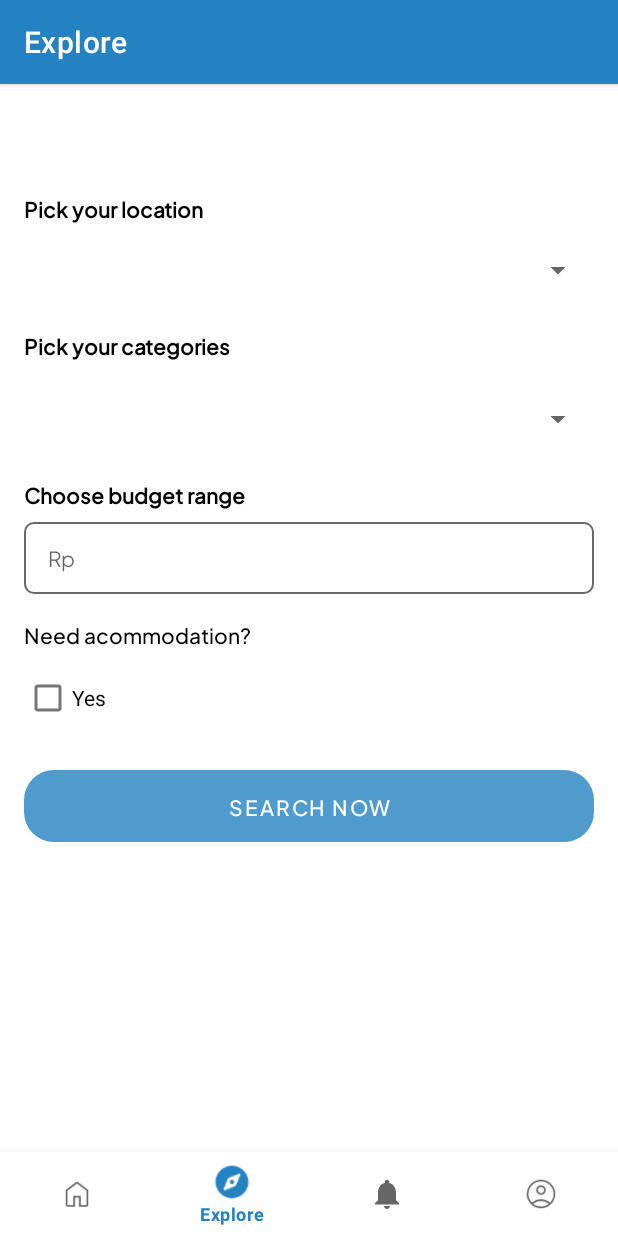
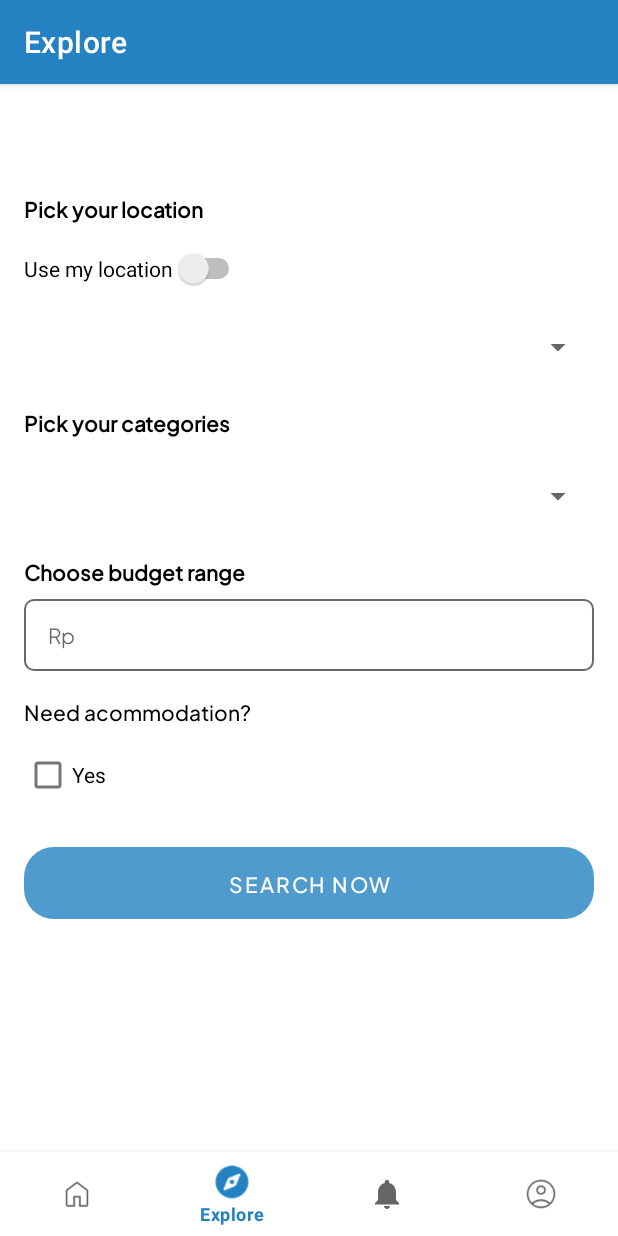
Before and after one commit to Six-Kizuki-to-the-moon/Tourista-App, an Android app: the ExploreFragment screen opened through its navigation route, on a phone screen of 412 x 824 dp. Run offline under Robolectric (Android 15) with nearby library versions, the phone set to English and light mode, and no system bars; our stand-ins replace navigation-ui.

Commit message:
build: home and explore page

```diff
--- a/app/src/main/java/com/uppermoon/touristaapp/presentation/home/HomeFragment.kt
+++ b/app/src/main/java/com/uppermoon/touristaapp/presentation/home/HomeFragment.kt
@@ -28,10 +28,6 @@ class HomeFragment : Fragment() {
         _binding = FragmentHomeBinding.inflate(inflater, container, false)
         val root: View = binding.root
 
-        val textView: TextView = binding.textHome
-        homeViewModel.text.observe(viewLifecycleOwner) {
-            textView.text = it
-        }
         return root
     }
 
--- a/app/src/main/java/com/uppermoon/touristaapp/presentation/profile/ProfileFragment.kt
+++ b/app/src/main/java/com/uppermoon/touristaapp/presentation/profile/ProfileFragment.kt
@@ -51,10 +51,9 @@ class ProfileFragment : Fragment() {
 
         profileViewModel.clearToken()
 
-        // Navigate to the login activity or perform any other action after logout
         val intent = Intent(requireContext(), LoginActivity::class.java)
         startActivity(intent)
-        requireActivity().finish() // Optional: Finish the current activity after navigating to login activity
+        requireActivity().finish()
 
     }
 }
--- a/app/src/main/res/layout/fragment_explore.xml
+++ b/app/src/main/res/layout/fragment_explore.xml
@@ -22,12 +22,21 @@
             app:layout_constraintStart_toStartOf="parent"
             app:layout_constraintTop_toTopOf="parent" />
 
+        <Switch
+            android:id="@+id/sw_use_location"
+            android:layout_width="wrap_content"
+            android:layout_height="wrap_content"
+            android:layout_marginTop="16dp"
+            android:text="@string/use_my_location_label"
+            app:layout_constraintStart_toStartOf="@+id/tv_location_label"
+            app:layout_constraintTop_toBottomOf="@+id/tv_location_label" />
+
         <Spinner
             android:id="@+id/spinner_city"
             style="@style/SpinnerStyle"
-            android:layout_marginTop="8dp"
+            android:layout_marginTop="16dp"
             app:layout_constraintStart_toStartOf="parent"
-            app:layout_constraintTop_toBottomOf="@+id/tv_location_label" />
+            app:layout_constraintTop_toBottomOf="@+id/sw_use_location" />
 
         <TextView
             android:id="@+id/tv_categories_label"
@@ -104,6 +113,8 @@
             android:text="@string/search_now"
             app:layout_constraintStart_toStartOf="@+id/checkBox"
             app:layout_constraintTop_toBottomOf="@+id/checkBox" />
+
+
     </androidx.constraintlayout.widget.ConstraintLayout>
 
 </FrameLayout>
```
Also changed, not shown: app/src/main/res/layout/fragment_home.xml (+75 -15 lines), app/src/main/res/values/strings.xml (+13 -4 lines).
